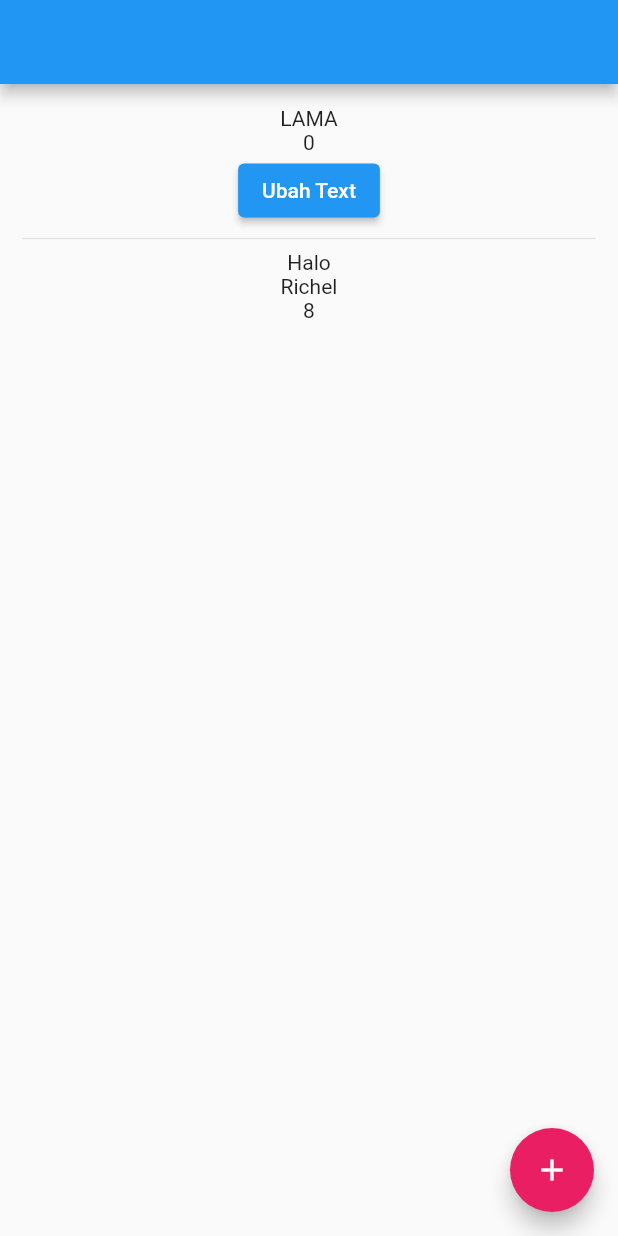
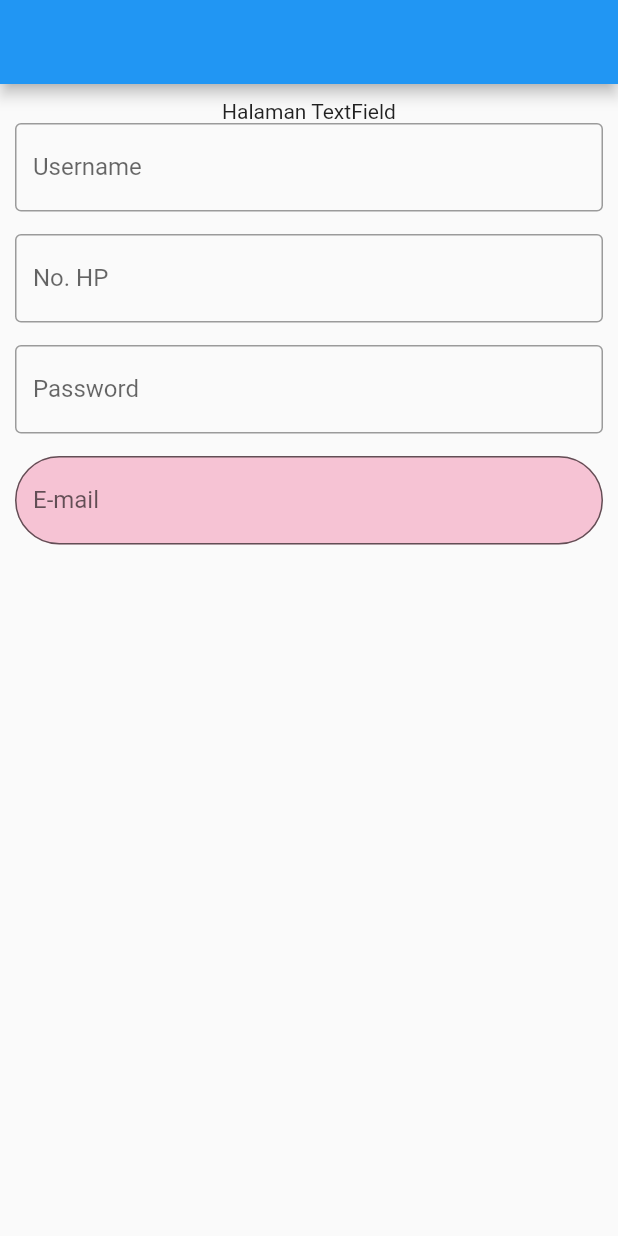
Before and after one commit to mwiguna/belajar_flutter_dasar, a Flutter app: the screen it shows after launch, on a phone screen of 412 x 824 dp. Run offline on Flutter 3.47's test engine with Material 2 defaults, Android fonts, the phone set to English and light mode, and no system bars.

Commit message:
design textfield

```diff
--- /dev/null
+++ b/lib/halaman_textfield.dart
@@ -0,0 +1,69 @@
+import 'package:flutter/material.dart';
+
+class HalamanTextField extends StatefulWidget {
+  const HalamanTextField({Key? key}) : super(key: key);
+
+  @override
+  State<HalamanTextField> createState() => _HalamanTextFieldState();
+}
+
+class _HalamanTextFieldState extends State<HalamanTextField> {
+  @override
+  Widget build(BuildContext context) {
+    return Scaffold(
+      appBar: AppBar(),
+      body: SafeArea(
+        child: Padding(
+          padding: const EdgeInsets.all(10),
+          child: Column(
+            children: [
+              Text("Halaman TextField"),
+
+              TextField(
+                decoration: InputDecoration(
+                    border: OutlineInputBorder(), // ngotak
+                    labelText: "Username", //label + js
+                    hintText: "Masukkan Username Anda" //placeholder
+                ),
+              ),
+
+              SizedBox(height: 15),
+
+              TextField(
+                keyboardType: TextInputType.number, // numeric only
+                decoration: InputDecoration(
+                  border: OutlineInputBorder(),
+                  labelText: "No. HP",
+                ),
+              ),
+
+              SizedBox(height: 15),
+
+              TextField(
+                obscureText: true,
+                decoration: InputDecoration(
+                  border: OutlineInputBorder(),
+                  labelText: "Password",
+                ),
+              ),
+
+              SizedBox(height: 15),
+
+              TextField(
+                decoration: InputDecoration(
+                  filled: true, // diwarnai / tidak
+                  fillColor: Colors.pink.withOpacity(0.25),
+                  border: OutlineInputBorder(
+                    borderRadius: BorderRadius.circular(30)
+                  ),
+                  labelText: "E-mail",
+                ),
+              ),
+
+            ],
+          ),
+        ),
+      ),
+    );
+  }
+}
--- a/lib/main.dart
+++ b/lib/main.dart
@@ -3,6 +3,8 @@ import 'package:belajar/halaman_gambar.dart';
 import 'package:belajar/halaman_layout.dart';
 import 'package:belajar/halaman_profil.dart';
 import 'package:belajar/halaman_state.dart';
+import 'package:belajar/halaman_textfield.dart';
+import 'package:belajar/materi/materi_textfield.dart';
 import 'package:flutter/material.dart';
 import 'package:flutter/material.dart';
 
@@ -17,7 +19,7 @@ class MyApp extends StatelessWidget {
   Widget build(BuildContext context) {
     return MaterialApp(
       debugShowCheckedModeBanner: false,
-      home: HalamanState()
+      home: HalamanTextField()
     );
   }
 }
```
Also changed, not shown: lib/materi/materi_textfield.dart (added, +72 -0 lines).
